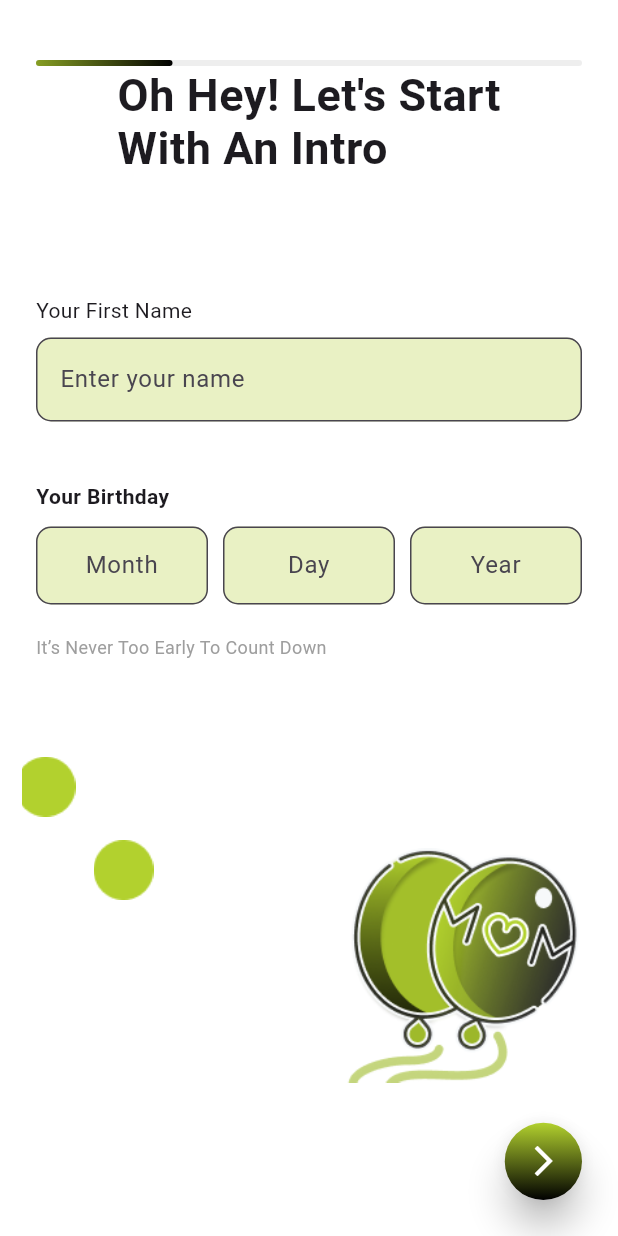
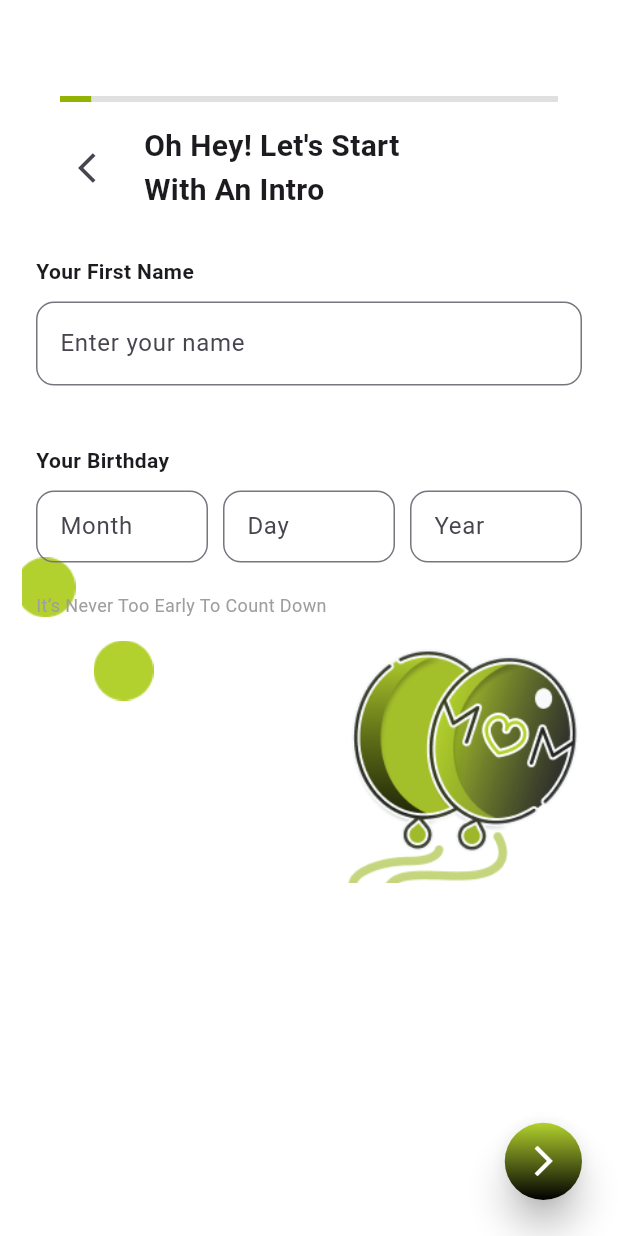
Before and after one commit to Seshadevi/dating_app, a Flutter app: the AllowNotification screen opened directly, after a tap on "Allow Notifications", on a phone screen of 412 x 824 dp. Run offline on Flutter 3.47's test engine with Material 3 defaults, Android fonts, the phone set to English and light mode, and no system bars; our stand-ins replace firebase_auth, firebase_core, flutter_riverpod, flutter_svg, geolocator, google_sign_in and 5 more; accounts and stored records are empty; Roboto replaces fonts that are missing (Inter Tight, Poppins).

Commit message:
17 updated screens

```diff
--- /dev/null
+++ b/lib/screens/introPage_screen.dart
@@ -0,0 +1,241 @@
+import 'package:dating/screens/genderselection_screen.dart';
+import 'package:flutter/material.dart';
+
+class IntroPageScreen extends StatefulWidget {
+  final double latitude;
+  final double longitude;
+  const IntroPageScreen({super.key, required this.latitude, required this.longitude});
+
+  @override
+  State<IntroPageScreen> createState() => _IntroPageScreenState();
+}
+
+class _IntroPageScreenState extends State<IntroPageScreen> {
+  String userName = '';
+  String _month = '';
+  String _day = '';
+  String _year = '';
+  String dateOfBirth = '';
+
+  Widget _styledInput({
+    required String label,
+    required String hint,
+    required Function(String) onChanged,
+  }) {
+    return Column(
+      crossAxisAlignment: CrossAxisAlignment.start,
+      children: [
+        Text(label, style: const TextStyle(fontWeight: FontWeight.bold)),
+        const SizedBox(height: 10),
+        TextField(
+          decoration: InputDecoration(
+            hintText: hint,
+            border: OutlineInputBorder(borderRadius: BorderRadius.circular(12)),
+          ),
+          onChanged: onChanged,
+        ),
+      ],
+    );
+  }
+
+  Widget _birthdayInput(String hint, Function(String) onChanged) {
+    return TextField(
+      decoration: InputDecoration(
+        hintText: hint,
+        border: OutlineInputBorder(borderRadius: BorderRadius.circular(12)),
+        contentPadding: const EdgeInsets.symmetric(vertical: 10, horizontal: 12),
+      ),
+      keyboardType: TextInputType.number,
+      onChanged: onChanged,
+    );
+  }
+
+  @override
+  Widget build(BuildContext context) {
+    final screenWidth = MediaQuery.of(context).size.width;
+    final screenHeight = MediaQuery.of(context).size.height;
+
+    return Scaffold(
+      backgroundColor: Colors.white,
+      body: Stack(
+        children: [
+          // 🎨 Background Decorations
+          Positioned(
+            left: -50,
+            top: 300,
+            child: Image.asset(
+              'assets/CornerEllipse.png',
+              width: screenWidth * 0.4,
+            ),
+          ),
+          Positioned(
+            left: screenWidth * 0.075,
+            top: screenWidth * 0.96,
+            child: Image.asset(
+              'assets/Ellipse_439.png',
+              width: screenWidth * 0.25,
+            ),
+          ),
+          Positioned(
+            top: screenWidth * 1.05,
+            right: screenWidth * 0.05,
+            child: Image.asset(
+              'assets/balloons.png',
+              width: screenWidth * 0.4,
+            ),
+          ),
+
+          // 🧾 Foreground Form Content
+          Positioned.fill(
+            child: SingleChildScrollView(
+              padding: const EdgeInsets.all(24),
+              child: Column(
+                crossAxisAlignment: CrossAxisAlignment.start,
+                children: [
+                  const SizedBox(height: 40),
+
+                  // 🔵 Progress Bar
+                  Padding(
+                    padding: const EdgeInsets.symmetric(horizontal: 16),
+                    child: LinearProgressIndicator(
+                      value: 1 / 16,
+                      backgroundColor: Colors.grey[300],
+                      valueColor: const AlwaysStoppedAnimation<Color>(
+                        Color.fromARGB(255, 147, 179, 3),
+                      ),
+                    ),
+                  ),
+                  const SizedBox(height: 15),
+
+                  // 🔙 Back Button + Title
+                  Padding(
+                    padding: const EdgeInsets.symmetric(horizontal: 16),
+                    child: Row(
+                      children: [
+                        IconButton(
+                          icon: const Icon(Icons.arrow_back_ios),
+                          onPressed: () => Navigator.pop(context),
+                        ),
+                        const SizedBox(width: 8),
+                        const Text(
+                          "Oh Hey! Let's Start\nWith An Intro",
+                          style: TextStyle(
+                            fontSize: 20,
+                            fontWeight: FontWeight.bold,
+                            fontFamily: 'Poppins',
+                          ),
+                        ),
+                      ],
+                    ),
+                  ),
+
+                  const SizedBox(height: 30),
+
+                  // 👤 Name Input
+                  _styledInput(
+                    label: "Your First Name",
+                    hint: "Enter your name",
+                    onChanged: (value) {
+                      setState(() => userName = value);
+                    },
+                  ),
+
+                  const SizedBox(height: 40),
+
+                  // 🎂 Birthday Inputs
+                  const Text("Your Birthday", style: TextStyle(fontWeight: FontWeight.bold)),
+                  const SizedBox(height: 10),
+                  Row(
+                    children: [
+                      Expanded(
+                        child: _birthdayInput("Month", (value) {
+                          setState(() {
+                            _month = value;
+                            dateOfBirth = '$_month/$_day/$_year';
+                          });
+                        }),
+                      ),
+                      const SizedBox(width: 10),
+                      Expanded(
+                        child: _birthdayInput("Day", (value) {
+                          setState(() {
+                            _day = value;
+                            dateOfBirth = '$_month/$_day/$_year';
+                          });
+                        }),
+                      ),
+                      const SizedBox(width: 10),
+                      Expanded(
+                        child: _birthdayInput("Year", (value) {
+                          setState(() {
+                            _year = value;
+                            dateOfBirth = '$_month/$_day/$_year';
+                          });
+                        }),
+                      ),
+                    ],
+                  ),
+
+                  const SizedBox(height: 20),
+
+                  // 🕒 Info Text
+                  const Text(
+                    "It’s Never Too Early To Count Down",
+                    style: TextStyle(fontSize: 12, color: Colors.grey),
+                  ),
+
+                  const SizedBox(height: 120), // Space for FAB button
+                ],
+              ),
+            ),
+          ),
+
+          // ✅ Next Button (FAB style)
+          Align(
+            alignment: Alignment.bottomRight,
+            child: Padding(
+              padding: const EdgeInsets.only(right: 24, bottom: 24),
+              child: Material(
+                elevation: 10,
+                borderRadius: BorderRadius.circular(50),
+                child: Container(
+                  width: screenWidth * 0.125,
+                  height: screenWidth * 0.125,
+                  decoration: BoxDecoration(
+                    gradient: const LinearGradient(
+                      colors: [Color(0xffB2D12E), Color(0xff000000)],
+                      begin: Alignment.topCenter,
+                      end: Alignment.bottomCenter,
+                    ),
+                    borderRadius: BorderRadius.circular(50),
+                  ),
+                  child: IconButton(
+                    icon: const Icon(Icons.arrow_forward_ios, color: Colors.white),
+                    onPressed: () {
+                      if (userName.isNotEmpty &&
+                          _month.isNotEmpty &&
+                          _day.isNotEmpty &&
+                          _year.isNotEmpty) {
+                        // Example navigation
+                        Navigator.push(context, MaterialPageRoute(builder: (_) => GenderSelectionScreen(
+                          latitude:widget.latitude,
+                         longitude: widget.longitude,
+                         userName: userName,
+                         dateOfBirth: dateOfBirth,
+                        )));
+                      } else {
+                        ScaffoldMessenger.of(context).showSnackBar(
+                          const SnackBar(content: Text("Please fill in all fields")),
+                        );
+                      }
+                    },
+                  ),
+                ),
+              ),
+            ),
+          ),
+        ],
+      ),
+    );
+  }
+}
--- a/lib/screens/notification_screen.dart
+++ b/lib/screens/notification_screen.dart
@@ -1,3 +1,4 @@
+import 'package:dating/screens/introPage_screen.dart';
 import 'package:flutter/material.dart';
 import 'package:permission_handler/permission_handler.dart';
 import '../screens/onboarding_screens.dart'; // Update this import as per your project structure
@@ -20,7 +21,7 @@ class AllowNotification extends StatelessWidget {
       Navigator.pushReplacement(
         context,
         MaterialPageRoute(
-          builder: (_) => OnboardingScreen(
+          builder: (_) => IntroPageScreen(
             latitude: latitude,
             longitude: longitude,
           ),
@@ -116,7 +117,7 @@ class AllowNotification extends StatelessWidget {
                 Navigator.pushReplacement(
                   context,
                   MaterialPageRoute(
-                    builder: (_) => OnboardingScreen(
+                    builder: (_) => IntroPageScreen(
                       latitude: 0.0,
                       longitude: 0.0,
                     ),
--- a/lib/screens/onboarding_screens.dart
+++ b/lib/screens/onboarding_screens.dart
@@ -55,7 +55,7 @@ var selectedMode;
 
   List<Widget> get pages => [
         _buildIntroPage(context),
-        _buildGenderSelectionPage(context),
+        _buildGenderSelectionPage(),
         _buildGenderDisplayPage(),
         _buildMailPage(),
         // _buildDateCategory(),
@@ -104,10 +104,10 @@ var selectedMode;
         return "Want To Show Your Gender On Your Profile";
       case 3:
         return "Can We Get Email?";
-      case 4:
-        return "What Brings You Here?";
-      case 5:
-        return "Who Would Like TO Meet?";
+      // case 4:
+      //   return "What Brings You Here?";
+      // case 5:
+      //   return "Who Would Like TO Meet?";
       // case 6:
       //   return "And What Are You\nHoping To Find?";
       // case 7:
@@ -506,32 +506,32 @@ var selectedMode;
 }
 
 
- Widget _buildDateCategory() {
-  return IntroDatecategory(
-    email: userEmail,                    // From a text field
-    latitude: widget.latitude,                      // From constructor param
-    longitude: widget.longitude,                    // From constructor param
-    userName: userName,                      // From constructor param
-    dateOfBirth: dateOfBirth,                // From constructor param
-    selectedGender: selectedGender,          // From constructor param
-    showGenderOnProfile: showGenderOnProfile // From constructor param
-  );
-}
+//  Widget _buildDateCategory() {
+//   return IntroDatecategory(
+//     email: userEmail,                    // From a text field
+//     latitude: widget.latitude,                      // From constructor param
+//     longitude: widget.longitude,                    // From constructor param
+//     userName: userName,                      // From constructor param
+//     dateOfBirth: dateOfBirth,                // From constructor param
+//     selectedGender: selectedGender,          // From constructor param
+//     showGenderOnProfile: showGenderOnProfile // From constructor param
+//   );
+// }
 
 
 
-  Widget _buildMeetSelection() {
-    return IntroMeetselection(
-                                    email:userEmail ,
-                                    latitude: widget.latitude,
-                                    longitude: widget.longitude,
-                                    userName: userName,
-                                    dateOfBirth: dateOfBirth,
-                                    selectedGender: selectedGender,
-                                    showGenderOnProfile:showGenderOnProfile,
-                                    showMode:selectedMode
-    ); // You already built this as a full screen widget
-  }
+  // Widget _buildMeetSelection() {
+  //   return IntroMeetselection(
+  //                                   email:userEmail ,
+  //                                   latitude: widget.latitude,
+  //                                   longitude: widget.longitude,
+  //                                   userName: userName,
+  //                                   dateOfBirth: dateOfBirth,
+  //                                   selectedGender: selectedGender,
+  //                                   showGenderOnProfile:showGenderOnProfile,
+  //                                   showMode:selectedMode
+  //   ); // You already built this as a full screen widget
+  // }
 
   // Widget _buildPartnersSelections() {
   //   return const InrtoPartneroption(); // You already built this as a full screen widget
@@ -573,7 +573,7 @@ var selectedMode;
   //   return OpeningMoveScreen(); // You already built this as a full screen widget
   // }
 
-  Widget _buildGenderSelectionPage(BuildContext context) {
+  Widget _buildGenderSelectionPage() {
      final screenWidth = MediaQuery.of(context).size.width;
     return _pageWrapper(
       children: [
```
Also changed, not shown: lib/screens/gender_display_screen.dart (added, +185 -0 lines), lib/screens/genderselection_screen.dart (added, +196 -0 lines), lib/screens/introMail.dart (+35 -0 lines).
